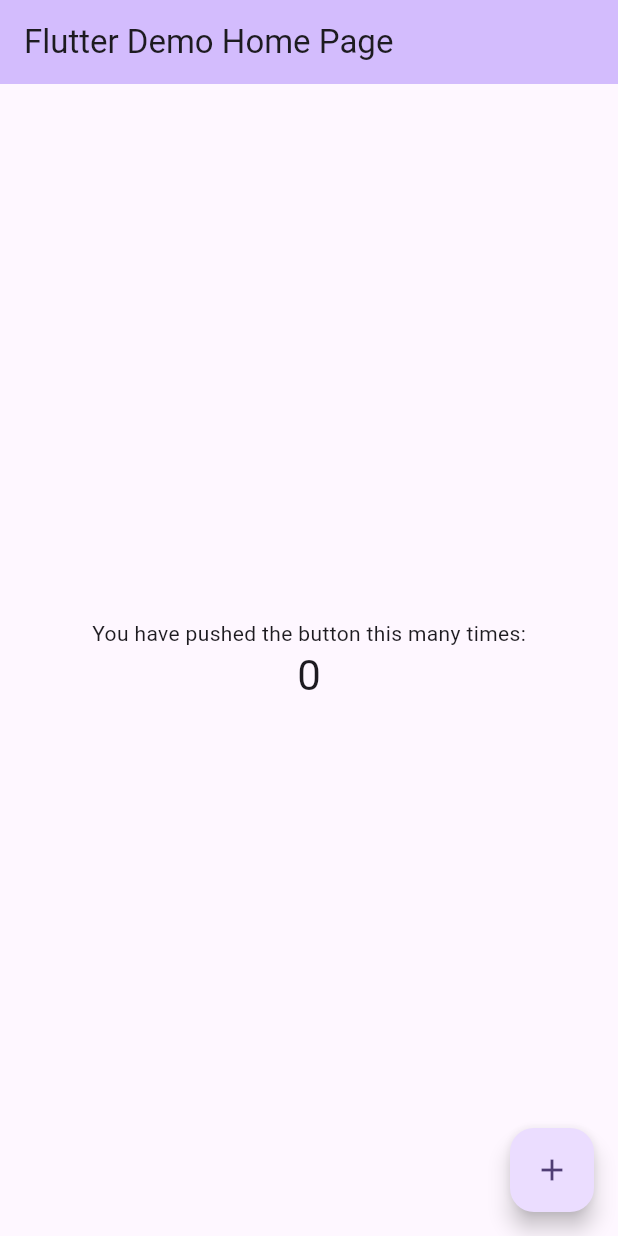
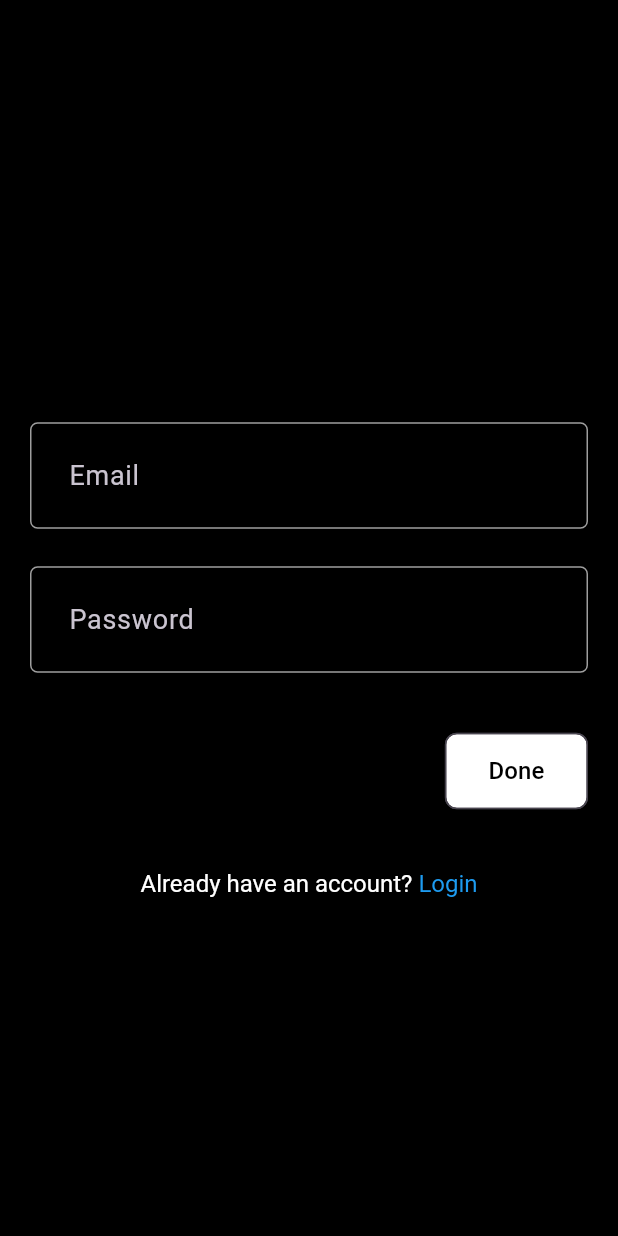
Before and after one commit to luciferro01/ByteBuzz, a Flutter app: the screen it shows after launch, on a phone screen of 412 x 824 dp. Run offline on Flutter 3.47's test engine with Material 3 defaults, Android fonts, the phone set to English and light mode, and no system bars; our stand-ins replace appwrite, flutter_riverpod, flutter_svg, fpdart.

Commit message:
Adding Views along with the sign up and Log In Implementation using Appwrite

```diff
--- /dev/null
+++ b/lib/apis/auth_api.dart
@@ -0,0 +1,68 @@
+import 'package:appwrite/appwrite.dart';
+import 'package:appwrite/models.dart' as model;
+import 'package:flutter_riverpod/flutter_riverpod.dart';
+import 'package:fpdart/fpdart.dart';
+
+import 'package:x_clone/core/core.dart';
+import 'package:x_clone/core/providers.dart';
+
+final authAPIProvider = Provider<AuthAPI>((ref) {
+  final account = ref.watch(appwriteAccountProvider);
+  return AuthAPI(account: account);
+});
+
+abstract class IAuthAPI {
+  FutureEither<model.User> signUp(
+      {required String email, required String password});
+
+  FutureEither<model.Session> logIn(
+      {required String email, required String password});
+}
+
+class AuthAPI implements IAuthAPI {
+  final Account _account;
+  AuthAPI({required Account account}) : _account = account;
+
+  //Sign Up Function
+  @override
+  FutureEither<model.User> signUp(
+      {required String email, required String password}) async {
+    try {
+      final account = await _account.create(
+        userId: ID.unique(),
+        email: email,
+        password: password,
+      );
+      return right(account);
+    } on AppwriteException catch (e, stackTrace) {
+      return left(
+        Failure(e.message ?? 'Some unexpected error occurred', stackTrace),
+      );
+    } catch (e, stackTrace) {
+      return left(
+        Failure(e.toString(), stackTrace),
+      );
+    }
+  }
+
+  //Log In Function
+  @override
+  FutureEither<model.Session> logIn(
+      {required String email, required String password}) async {
+    try {
+      final session = await _account.createEmailPasswordSession(
+        email: email,
+        password: password,
+      );
+      return right(session);
+    } on AppwriteException catch (e, stackTrace) {
+      return left(
+        Failure(e.message ?? 'Some unexpected error occurred', stackTrace),
+      );
+    } catch (e, stackTrace) {
+      return left(
+        Failure(e.toString(), stackTrace),
+      );
+    }
+  }
+}
--- /dev/null
+++ b/lib/common/common.dart
@@ -0,0 +1 @@
+export './rounded_small_button.dart';
--- /dev/null
+++ b/lib/common/rounded_small_button.dart
@@ -0,0 +1,38 @@
+import 'package:flutter/material.dart';
+import 'package:x_clone/theme/pallete.dart';
+
+class RoundedSmallButton extends StatelessWidget {
+  final VoidCallback onTap;
+  final String label;
+  final Color backgroundColor;
+  final Color textColor;
+
+  const RoundedSmallButton({
+    super.key,
+    required this.onTap,
+    required this.label,
+    this.backgroundColor = Pallete.whiteColor,
+    this.textColor = Pallete.backgroundColor,
+  });
+
+  @override
+  Widget build(BuildContext context) {
+    return InkWell(
+      onTap: onTap,
+      child: Chip(
+        label: Text(
+          label,
+          style: TextStyle(
+            color: textColor,
+            fontSize: 16,
+          ),
+        ),
+        backgroundColor: backgroundColor,
+        labelPadding: const EdgeInsets.symmetric(
+          horizontal: 20,
+          vertical: 5,
+        ),
+      ),
+    );
+  }
+}
--- a/lib/constants/assets_constants.dart
+++ b/lib/constants/assets_constants.dart
@@ -1,6 +1,7 @@
 class AssetsConstants {
   static const String _svgsPath = 'assets/svgs';
   static const String twitterLogo = '$_svgsPath/twitter_logo.svg';
+  static const String x = '$_svgsPath/x.svg';
   static const String homeFilledIcon = '$_svgsPath/home_filled.svg';
   static const String homeOutlinedIcon = '$_svgsPath/home_outlined.svg';
   static const String notifFilledIcon = '$_svgsPath/notif_filled.svg';
--- a/lib/constants/constants.dart
+++ b/lib/constants/constants.dart
@@ -1,2 +1,3 @@
 export 'appwrite_constants.dart';
 export './assets_constants.dart';
+export './ui_constants.dart';
--- /dev/null
+++ b/lib/constants/ui_constants.dart
@@ -0,0 +1,15 @@
+import 'package:flutter/material.dart';
+import 'package:flutter_svg/svg.dart';
+import './assets_constants.dart';
+
+class UIConstants {
+  static AppBar appBar() {
+    return AppBar(
+      title: SvgPicture.asset(
+        AssetsConstants.twitterLogo,
+        height: 30,
+      ),
+      centerTitle: true,
+    );
+  }
+}
--- /dev/null
+++ b/lib/core/core.dart
@@ -0,0 +1,2 @@
+export './typedefs.dart';
+export './failure.dart';
--- /dev/null
+++ b/lib/core/typedefs.dart
@@ -0,0 +1,5 @@
+import 'package:fpdart/fpdart.dart';
+import 'package:x_clone/core/failure.dart';
+
+typedef FutureEither<T> = Future<Either<Failure, T>>;
+typedef FutureEitherVoid = FutureEither<void>;
--- /dev/null
+++ b/lib/features/auth/controller/auth_controller.dart
@@ -0,0 +1,53 @@
+import 'package:flutter/material.dart';
+import 'package:flutter_riverpod/flutter_riverpod.dart';
+import 'package:x_clone/apis/auth_api.dart';
+import 'package:x_clone/core/utils.dart';
+import 'package:x_clone/features/home/view/home_view.dart';
+
+final authControllerProvider =
+    StateNotifierProvider<AuthController, bool>((ref) {
+  final AuthAPI authAPI = ref.watch(authAPIProvider);
+  return AuthController(authAPI: authAPI);
+});
+
+class AuthController extends StateNotifier<bool> {
+  final AuthAPI _authAPI;
+  AuthController({required AuthAPI authAPI})
+      : _authAPI = authAPI,
+        super(false);
+
+  void signUp({
+    required String email,
+    required String password,
+    required BuildContext context,
+  }) async {
+    state = true;
+    final res = await _authAPI.signUp(email: email, password: password);
+    if (mounted) {
+      login(email: email, password: password, context: context);
+    }
+    state = false;
+    res.fold((l) => showSnackBar(context, l.message), (r) {
+      debugPrint(r.email);
+    });
+  }
+
+  void login({
+    required String email,
+    required String password,
+    required BuildContext context,
+  }) async {
+    state = true;
+    final res = await _authAPI.logIn(email: email, password: password);
+    state = false;
+    res.fold((l) => showSnackBar(context, l.message), (r) {
+      Navigator.pushReplacement(
+        context,
+        MaterialPageRoute(builder: (context) {
+          return const HomeView();
+        }),
+      );
+      debugPrint(r.userId);
+    });
+  }
+}
--- /dev/null
+++ b/lib/features/auth/view/signup_view.dart
@@ -0,0 +1,107 @@
+import 'package:flutter/gestures.dart';
+import 'package:flutter/material.dart';
+import 'package:flutter_riverpod/flutter_riverpod.dart';
+import 'package:x_clone/common/common.dart';
+import 'package:x_clone/common/loading_page.dart';
+import 'package:x_clone/constants/constants.dart';
+import 'package:x_clone/features/auth/controller/auth_controller.dart';
+import 'package:x_clone/features/auth/view/login_view.dart';
+import 'package:x_clone/features/auth/widgets/auth_field.dart';
+import 'package:x_clone/theme/theme.dart';
+
+class SignUpView extends ConsumerStatefulWidget {
+  static route() => MaterialPageRoute(
+        builder: (context) => const SignUpView(),
+      );
+  const SignUpView({super.key});
+
+  @override
+  ConsumerState<SignUpView> createState() => _SignUpViewState();
+}
+
+class _SignUpViewState extends ConsumerState<SignUpView> {
+  final appbar = UIConstants.appBar();
+  final emailController = TextEditingController();
+  final passwordController = TextEditingController();
+
+  @override
+  void dispose() {
+    super.dispose();
+    emailController.dispose();
+    passwordController.dispose();
+  }
+
+  void onSignUp() {
+    ref.read(authControllerProvider.notifier).signUp(
+          email: emailController.text,
+          password: passwordController.text,
+          context: context,
+        );
+  }
+
+  @override
+  Widget build(BuildContext context) {
+    final isLoading = ref.watch(authControllerProvider);
+
+    return Scaffold(
+      appBar: appbar,
+      body: isLoading
+          ? const Loader()
+          : Center(
+              child: SingleChildScrollView(
+                child: Padding(
+                  padding: const EdgeInsets.symmetric(horizontal: 20),
+                  child: Column(
+                    children: [
+                      // textfield 1
+                      AuthField(
+                        textInputType: TextInputType.emailAddress,
+                        controller: emailController,
+                        hintText: 'Email',
+                      ),
+                      const SizedBox(height: 25),
+                      AuthField(
+                        controller: passwordController,
+                        hintText: 'Password',
+                      ),
+                      const SizedBox(height: 40),
+                      Align(
+                        alignment: Alignment.topRight,
+                        child: RoundedSmallButton(
+                          onTap: onSignUp,
+                          label: 'Done',
+                        ),
+                      ),
+                      const SizedBox(height: 40),
+                      RichText(
+                        text: TextSpan(
+                          text: "Already have an account?",
+                          style: const TextStyle(
+                            fontSize: 16,
+                          ),
+                          children: [
+                            TextSpan(
+                              text: ' Login',
+                              style: const TextStyle(
+                                color: Pallete.blueColor,
+                                fontSize: 16,
+                              ),
+                              recognizer: TapGestureRecognizer()
+                                ..onTap = () {
+                                  Navigator.push(
+                                    context,
+                                    LoginView.route(),
+                                  );
+                                },
+                            ),
+                          ],
+                        ),
+                      ),
+                    ],
+                  ),
+                ),
+              ),
+            ),
+    );
+  }
+}
--- /dev/null
+++ b/lib/features/auth/widgets/auth_field.dart
@@ -0,0 +1,42 @@
+import 'package:flutter/material.dart';
+import 'package:x_clone/theme/pallete.dart';
+
+class AuthField extends StatelessWidget {
+  final TextEditingController controller;
+  final String hintText;
+  final TextInputType? textInputType;
+  const AuthField({
+    super.key,
+    required this.controller,
+    required this.hintText,
+    this.textInputType,
+  });
+
+  @override
+  Widget build(BuildContext context) {
+    return TextFormField(
+      keyboardType: textInputType ?? TextInputType.text,
+      controller: controller,
+      decoration: InputDecoration(
+        focusedBorder: OutlineInputBorder(
+          borderRadius: BorderRadius.circular(5),
+          borderSide: const BorderSide(
+            color: Pallete.blueColor,
+            width: 3,
+          ),
+        ),
+        enabledBorder: OutlineInputBorder(
+          borderRadius: BorderRadius.circular(5),
+          borderSide: const BorderSide(
+            color: Pallete.greyColor,
+          ),
+        ),
+        contentPadding: const EdgeInsets.all(22),
+        hintText: hintText,
+        hintStyle: const TextStyle(
+          fontSize: 18,
+        ),
+      ),
+    );
+  }
+}
--- a/lib/main.dart
+++ b/lib/main.dart
@@ -1,125 +1,25 @@
 import 'package:flutter/material.dart';
+import 'package:flutter_riverpod/flutter_riverpod.dart';
+import 'package:x_clone/features/auth/view/signup_view.dart';
+import 'package:x_clone/theme/app_theme.dart';
 
 void main() {
-  runApp(const MyApp());
+  runApp(
+    const ProviderScope(
+      child: MyApp(),
+    ),
+  );
 }
 
 class MyApp extends StatelessWidget {
   const MyApp({super.key});
 
-  // This widget is the root of your application.
   @override
   Widget build(BuildContext context) {
     return MaterialApp(
-      title: 'Flutter Demo',
-      theme: ThemeData(
-        // This is the theme of your application.
-        //
-        // TRY THIS: Try running your application with "flutter run". You'll see
-        // the application has a purple toolbar. Then, without quitting the app,
-        // try changing the seedColor in the colorScheme below to Colors.green
-        // and then invoke "hot reload" (save your changes or press the "hot
-        // reload" button in a Flutter-supported IDE, or press "r" if you used
-        // the command line to start the app).
-        //
-        // Notice that the counter didn't reset back to zero; the application
-        // state is not lost during the reload. To reset the state, use hot
-        // restart instead.
-        //
-        // This works for code too, not just values: Most code changes can be
-        // tested with just a hot reload.
-        colorScheme: ColorScheme.fromSeed(seedColor: Colors.deepPurple),
-        useMaterial3: true,
-      ),
-      home: const MyHomePage(title: 'Flutter Demo Home Page'),
+      title: 'Twitter Clone',
+      theme: AppTheme.theme,
+      home: const SignUpView(),
     );
   }
 }
-
-class MyHomePage extends StatefulWidget {
-  const MyHomePage({super.key, required this.title});
-
-  // This widget is the home page of your application. It is stateful, meaning
-  // that it has a State object (defined below) that contains fields that affect
-  // how it looks.
-
-  // This class is the configuration for the state. It holds the values (in this
-  // case the title) provided by the parent (in this case the App widget) and
-  // used by the build method of the State. Fields in a Widget subclass are
-  // always marked "final".
-
-  final String title;
-
-  @override
-  State<MyHomePage> createState() => _MyHomePageState();
-}
-
-class _MyHomePageState extends State<MyHomePage> {
-  int _counter = 0;
-
-  void _incrementCounter() {
-    setState(() {
-      // This call to setState tells the Flutter framework that something has
-      // changed in this State, which causes it to rerun the build method below
-      // so that the display can reflect the updated values. If we changed
-      // _counter without calling setState(), then the build method would not be
-      // called again, and so nothing would appear to happen.
-      _counter++;
-    });
-  }
-
-  @override
-  Widget build(BuildContext context) {
-    // This method is rerun every time setState is called, for instance as done
-    // by the _incrementCounter method above.
-    //
-    // The Flutter framework has been optimized to make rerunning build methods
-    // fast, so that you can just rebuild anything that needs updating rather
-    // than having to individually change instances of widgets.
-    return Scaffold(
-      appBar: AppBar(
-        // TRY THIS: Try changing the color here to a specific color (to
-        // Colors.amber, perhaps?) and trigger a hot reload to see the AppBar
-        // change color while the other colors stay the same.
-        backgroundColor: Theme.of(context).colorScheme.inversePrimary,
-        // Here we take the value from the MyHomePage object that was created by
-        // the App.build method, and use it to set our appbar title.
-        title: Text(widget.title),
-      ),
-      body: Center(
-        // Center is a layout widget. It takes a single child and positions it
-        // in the middle of the parent.
-        child: Column(
-          // Column is also a layout widget. It takes a list of children and
-          // arranges them vertically. By default, it sizes itself to fit its
-          // children horizontally, and tries to be as tall as its parent.
-          //
-          // Column has various properties to control how it sizes itself and
-          // how it positions its children. Here we use mainAxisAlignment to
-          // center the children vertically; the main axis here is the vertical
-          // axis because Columns are vertical (the cross axis would be
-          // horizontal).
-          //
-          // TRY THIS: Invoke "debug painting" (choose the "Toggle Debug Paint"
-          // action in the IDE, or press "p" in the console), to see the
-          // wireframe for each widget.
-          mainAxisAlignment: MainAxisAlignment.center,
-          children: <Widget>[
-            const Text(
-              'You have pushed the button this many times:',
-            ),
-            Text(
-              '$_counter',
-              style: Theme.of(context).textTheme.headlineMedium,
-            ),
-          ],
-        ),
-      ),
-      floatingActionButton: FloatingActionButton(
-        onPressed: _incrementCounter,
-        tooltip: 'Increment',
-        child: const Icon(Icons.add),
-      ), // This trailing comma makes auto-formatting nicer for build methods.
-    );
-  }
-}
--- a/pubspec.yaml
+++ b/pubspec.yaml
@@ -14,6 +14,9 @@ dependencies:
 
   cupertino_icons: ^1.0.6
   appwrite: ^12.0.3
+  flutter_svg: ^2.0.10+1
+  flutter_riverpod: ^2.5.1
+  fpdart: ^1.1.0
 
 dev_dependencies:
   flutter_test:
@@ -25,7 +28,7 @@ flutter:
   uses-material-design: true
 
   assets:
-    - assets/svgs
+    - assets/svgs/
   # fonts:
   #   - family: Schyler
   #     fonts:
```
Also changed, not shown: lib/common/loading_page.dart (added, +23 -0 lines), lib/core/failure.dart (added, +9 -0 lines), lib/core/providers.dart (added, +21 -0 lines), lib/core/utils.dart (added, +15 -0 lines), lib/features/auth/view/login_view.dart (added, +107 -0 lines), lib/features/home/view/home_view.dart (added, +11 -0 lines), assets/svgs/x.svg (added), pubspec.lock, 1 other file.
